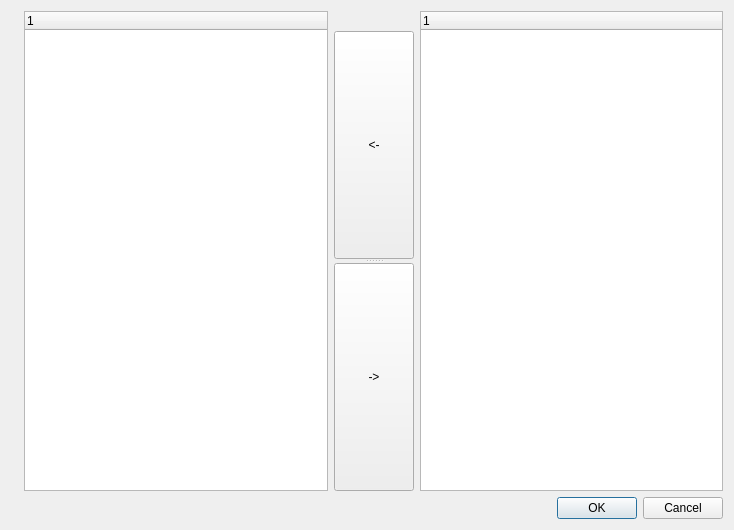
The window that Tacktech_Manager/ui/Add_File_Dialog.ui (HP-xyz/tacktech) describes before a commit, drawn with Qt 5.
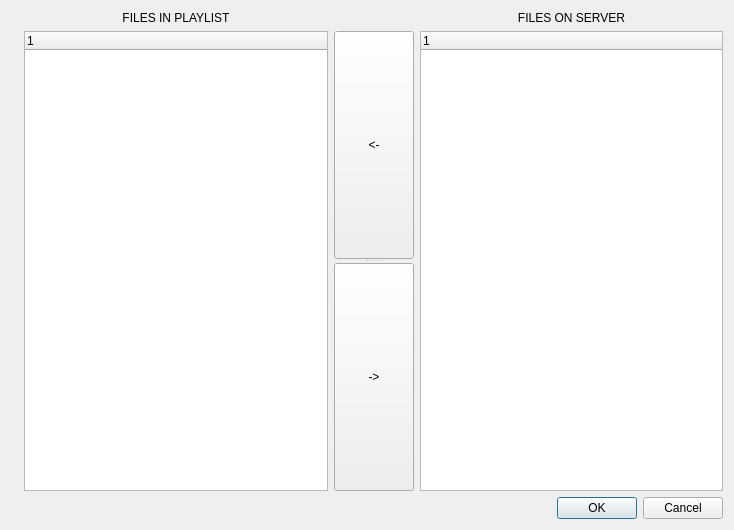
The same window after the commit.

```diff
--- a/Tacktech_Manager/ui/Add_File_Dialog.ui
+++ b/Tacktech_Manager/ui/Add_File_Dialog.ui
@@ -22,48 +22,6 @@
       </property>
      </widget>
     </item>
-    <item row="0" column="1" rowspan="2">
-     <widget class="QTreeWidget" name="playlist_filenames">
-      <property name="minimumSize">
-       <size>
-        <width>20</width>
-        <height>20</height>
-       </size>
-      </property>
-      <property name="acceptDrops">
-       <bool>false</bool>
-      </property>
-      <property name="autoFillBackground">
-       <bool>true</bool>
-      </property>
-      <property name="selectionMode">
-       <enum>QAbstractItemView::MultiSelection</enum>
-      </property>
-      <column>
-       <property name="text">
-        <string notr="true">1</string>
-       </property>
-      </column>
-     </widget>
-    </item>
-    <item row="0" column="3" rowspan="2">
-     <widget class="QTreeWidget" name="server_filenames">
-      <property name="minimumSize">
-       <size>
-        <width>20</width>
-        <height>20</height>
-       </size>
-      </property>
-      <property name="selectionMode">
-       <enum>QAbstractItemView::MultiSelection</enum>
-      </property>
-      <column>
-       <property name="text">
-        <string notr="true">1</string>
-       </property>
-      </column>
-     </widget>
-    </item>
     <item row="1" column="2">
      <widget class="QSplitter" name="splitter">
       <property name="orientation">
@@ -88,6 +46,68 @@
       </property>
      </widget>
     </item>
+    <item row="1" column="1">
+     <widget class="QTreeWidget" name="playlist_filenames">
+      <property name="minimumSize">
+       <size>
+        <width>20</width>
+        <height>20</height>
+       </size>
+      </property>
+      <property name="acceptDrops">
+       <bool>false</bool>
+      </property>
+      <property name="autoFillBackground">
+       <bool>true</bool>
+      </property>
+      <property name="selectionMode">
+       <enum>QAbstractItemView::MultiSelection</enum>
+      </property>
+      <column>
+       <property name="text">
+        <string notr="true">1</string>
+       </property>
+      </column>
+     </widget>
+    </item>
+    <item row="1" column="3">
+     <widget class="QTreeWidget" name="server_filenames">
+      <property name="minimumSize">
+       <size>
+        <width>20</width>
+        <height>20</height>
+       </size>
+      </property>
+      <property name="selectionMode">
+       <enum>QAbstractItemView::MultiSelection</enum>
+      </property>
+      <column>
+       <property name="text">
+        <string notr="true">1</string>
+       </property>
+      </column>
+     </widget>
+    </item>
+    <item row="0" column="1">
+     <widget class="QLabel" name="label_2">
+      <property name="text">
+       <string>FILES IN PLAYLIST</string>
+      </property>
+      <property name="alignment">
+       <set>Qt::AlignCenter</set>
+      </property>
+     </widget>
+    </item>
+    <item row="0" column="3">
+     <widget class="QLabel" name="label_3">
+      <property name="text">
+       <string>FILES ON SERVER</string>
+      </property>
+      <property name="alignment">
+       <set>Qt::AlignCenter</set>
+      </property>
+     </widget>
+    </item>
    </layout>
   </widget>
  </widget>
```
